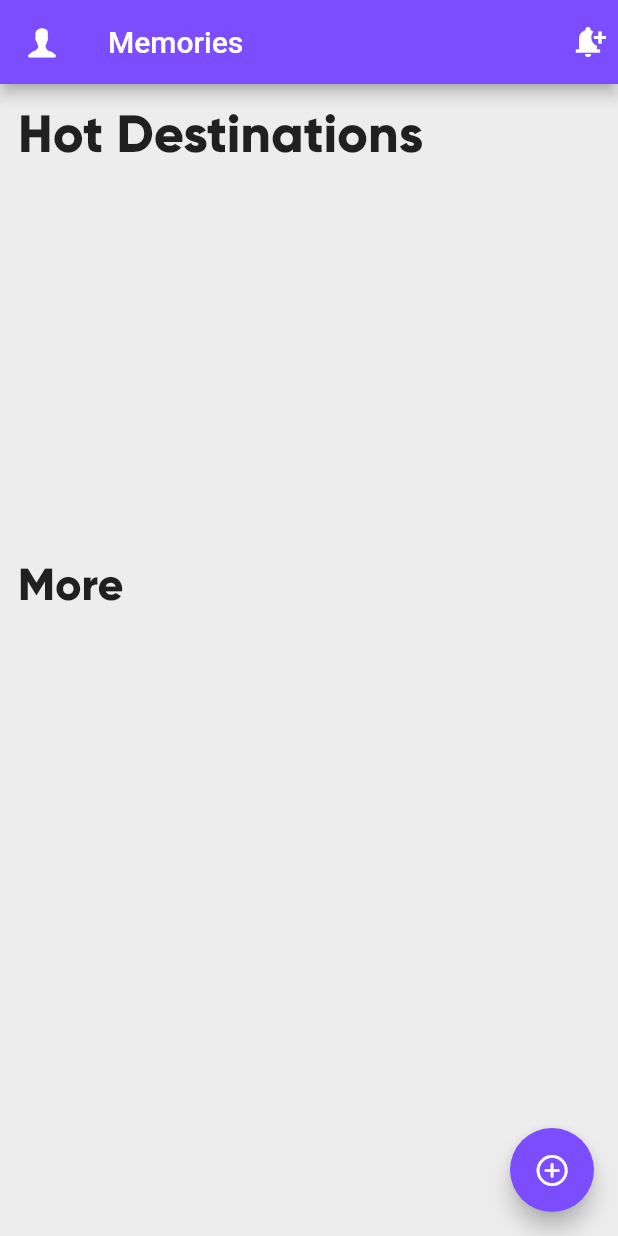
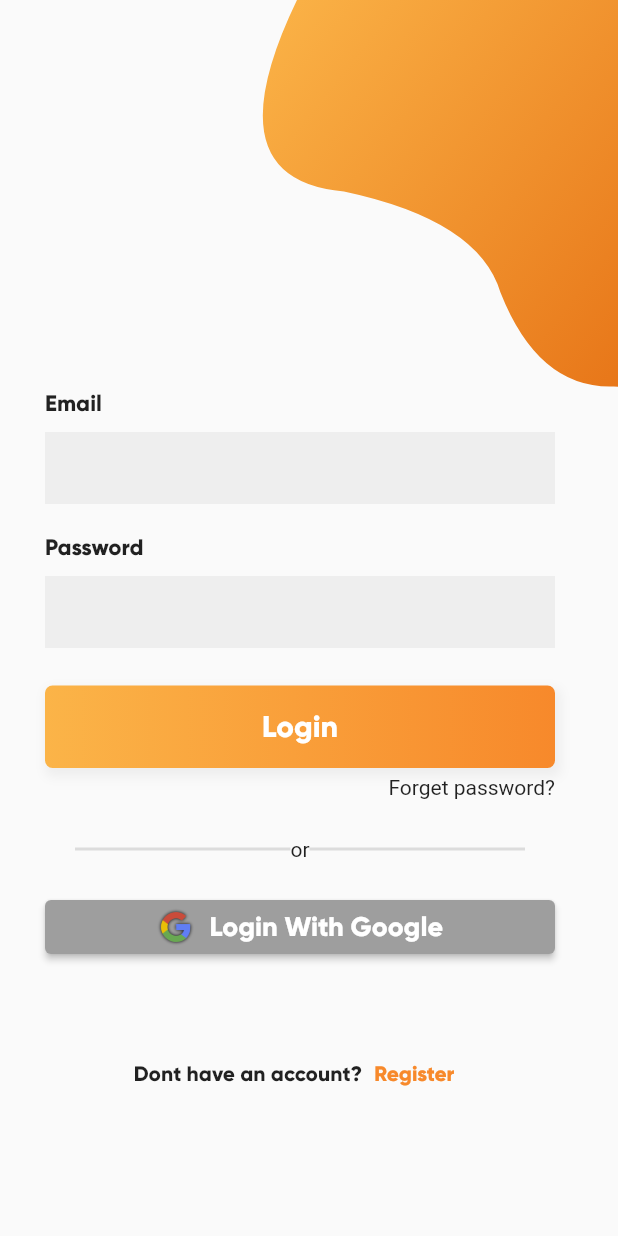
Before and after one commit to Prashant-Dwivedi-08-01/flutter-social-media-app, a Flutter app: the screen it shows after launch, on a phone screen of 412 x 824 dp. Run offline on Flutter 3.47's test engine with Material 2 defaults, Android fonts, the phone set to English and light mode, and no system bars; our stand-ins replace cached_network_image.

Commit message:
Made the Login/Register UI

```diff
--- a/lib/main.dart
+++ b/lib/main.dart
@@ -4,6 +4,7 @@ import 'package:flutter/material.dart';
 import 'package:folder_structure/utils/navigation.dart';
 import 'package:folder_structure/views/home/home_view.dart';
 import 'package:folder_structure/views/home/home_view_model.dart';
+import 'package:folder_structure/views/login/login_view.dart';
 import 'package:folder_structure/views/post/post_view_model.dart';
 import 'package:provider/provider.dart';
 
@@ -24,7 +25,7 @@ class MyApp extends StatelessWidget {
       child: MaterialApp(
         title: "Memories",
         debugShowCheckedModeBanner: false,
-        home: HomeView(),
+        home: LoginView(),
         onGenerateRoute: Navigation.generateRoutes,
       ),
     );
--- a/lib/utils/navigation.dart
+++ b/lib/utils/navigation.dart
@@ -3,16 +3,22 @@
 import 'package:flutter/material.dart';
 import 'package:folder_structure/models/post_model.dart';
 import 'package:folder_structure/views/home/home_view.dart';
+import 'package:folder_structure/views/login/login_view.dart';
 import 'package:folder_structure/views/post/post_view.dart';
+import 'package:folder_structure/views/register/register_view.dart';
 
 class Navigation {
   static Route<dynamic> generateRoutes(RouteSettings settings) {
-    final post = settings.arguments as Post;
     switch (settings.name) {
       case '/':
-        return MaterialPageRoute(builder: (_) => HomeView());
+        return MaterialPageRoute(builder: (_) => LoginView());
       case '/post':
+        final post = settings.arguments as Post;
         return MaterialPageRoute(builder: (context) => PostView(post: post));
+      case '/login':
+        return MaterialPageRoute(builder: (context) => LoginView());
+      case '/register':
+        return MaterialPageRoute(builder: (context) => RegisterView());
       default:
         return MaterialPageRoute(
             builder: (_) => const Center(
--- /dev/null
+++ b/lib/views/login/login_view.dart
@@ -0,0 +1,93 @@
+// ignore_for_file: prefer_const_literals_to_create_immutables, prefer_const_constructors
+
+import 'package:flutter/cupertino.dart';
+import 'package:flutter/material.dart';
+import 'package:folder_structure/widgets/authentication/bezier_container.dart';
+import 'package:folder_structure/widgets/authentication/divider.dart';
+import 'package:folder_structure/widgets/authentication/entry_field.dart';
+import 'package:folder_structure/widgets/authentication/google_login.dart';
+import 'package:folder_structure/widgets/authentication/submit_button.dart';
+import 'package:folder_structure/widgets/authentication/toggle_authentication.dart';
+
+class LoginView extends StatelessWidget {
+  const LoginView({Key? key}) : super(key: key);
+
+  @override
+  Widget build(BuildContext context) {
+    final height = MediaQuery.of(context).size.height;
+    return Scaffold(
+      body: Stack(
+        children: [
+          Positioned(
+            child: BezierContainer(),
+            top: -height * .15,
+            right: -MediaQuery.of(context).size.width * .4,
+          ),
+          Positioned(
+              top: 230,
+              left: 10,
+              right: 0,
+              bottom: 0,
+              child: SingleChildScrollView(
+                child: Container(
+                  padding: EdgeInsets.symmetric(horizontal: 20),
+                  child: Column(
+                    crossAxisAlignment: CrossAxisAlignment.start,
+                    children: [
+                      SizedBox(
+                        height: 30,
+                      ),
+                      EntryField(
+                        title: 'Email',
+                      ),
+                      SizedBox(
+                        height: 20,
+                      ),
+                      EntryField(
+                        title: 'Password',
+                      ),
+                      SizedBox(
+                        height: 25,
+                      ),
+                      SubmitButton(
+                        title: 'Login',
+                      ),
+                      SizedBox(
+                        height: 5,
+                      ),
+                      Container(
+                        width: 340,
+                        child: Row(
+                          mainAxisAlignment: MainAxisAlignment.end,
+                          children: [
+                            InkWell(
+                              onTap: () {},
+                              child: Text('Forget password?'),
+                            )
+                          ],
+                        ),
+                      ),
+                      SizedBox(
+                        height: 25,
+                      ),
+                      CustomAuthDivider(),
+                      SizedBox(
+                        height: 20,
+                      ),
+                      GoogleLogin(),
+                      SizedBox(
+                        height: 50,
+                      ),
+                      ToggleAuthentication(
+                        message: 'Dont have an account?',
+                        functionality: 'Register',
+                      ),
+                    ],
+                  ),
+                ),
+              )),
+        ],
+      ),
+    );
+  }
+}
--- /dev/null
+++ b/lib/views/register/register_view.dart
@@ -0,0 +1,98 @@
+// ignore_for_file: prefer_const_literals_to_create_immutables, prefer_const_constructors
+
+import 'package:flutter/cupertino.dart';
+import 'package:flutter/material.dart';
+import 'package:folder_structure/widgets/authentication/bezier_container.dart';
+import 'package:folder_structure/widgets/authentication/divider.dart';
+import 'package:folder_structure/widgets/authentication/entry_field.dart';
+import 'package:folder_structure/widgets/authentication/google_login.dart';
+import 'package:folder_structure/widgets/authentication/submit_button.dart';
+import 'package:folder_structure/widgets/authentication/toggle_authentication.dart';
+
+class RegisterView extends StatelessWidget {
+  const RegisterView({Key? key}) : super(key: key);
+  @override
+  Widget build(BuildContext context) {
+    final height = MediaQuery.of(context).size.height;
+    return Scaffold(
+      body: Stack(
+        children: [
+          Positioned(
+            child: BezierContainer(),
+            top: -height * .15,
+            right: -MediaQuery.of(context).size.width * .4,
+          ),
+          Positioned(
+              top: 240,
+              left: 10,
+              right: 0,
+              bottom: 0,
+              child: SingleChildScrollView(
+                child: Container(
+                  padding: EdgeInsets.symmetric(horizontal: 20),
+                  child: Column(
+                    crossAxisAlignment: CrossAxisAlignment.start,
+                    children: [
+                      SizedBox(
+                        height: 30,
+                      ),
+                      EntryField(
+                        title: 'First Name',
+                      ),
+                      SizedBox(
+                        height: 20,
+                      ),
+                      EntryField(
+                        title: 'Last Name',
+                      ),
+                      SizedBox(
+                        height: 20,
+                      ),
+                      EntryField(
+                        title: 'Email',
+                      ),
+                      SizedBox(
+                        height: 20,
+                      ),
+                      EntryField(
+                        title: 'Password',
+                      ),
+                      SizedBox(
+                        height: 20,
+                      ),
+                      EntryField(
+                        title: 'Confirm Password',
+                      ),
+                      SizedBox(
+                        height: 25,
+                      ),
+                      SubmitButton(
+                        title: 'Register',
+                      ),
+                      SizedBox(
+                        height: 25,
+                      ),
+                      CustomAuthDivider(),
+                      SizedBox(
+                        height: 20,
+                      ),
+                      GoogleLogin(),
+                      SizedBox(
+                        height: 50,
+                      ),
+                      ToggleAuthentication(
+                        message: 'Already have an account?',
+                        functionality: 'Login',
+                      ),
+                      SizedBox(
+                        height: 20,
+                      )
+                    ],
+                  ),
+                ),
+              )),
+        ],
+      ),
+    );
+  }
+}
--- /dev/null
+++ b/lib/widgets/authentication/bezier_container.dart
@@ -0,0 +1,32 @@
+// ignore_for_file: prefer_const_literals_to_create_immutables, prefer_const_constructors
+
+import 'dart:math';
+
+import 'package:flutter/material.dart';
+import 'package:folder_structure/widgets/authentication/cutom_clipart.dart';
+
+// import 'customClipper.dart';
+
+class BezierContainer extends StatelessWidget {
+  const BezierContainer({Key? key}) : super(key: key);
+
+  @override
+  Widget build(BuildContext context) {
+    return Container(
+        child: Transform.rotate(
+      angle: -pi / 3.5,
+      child: ClipPath(
+        clipper: ClipPainter(),
+        child: Container(
+          height: MediaQuery.of(context).size.height * .5,
+          width: MediaQuery.of(context).size.width,
+          decoration: BoxDecoration(
+              gradient: LinearGradient(
+                  begin: Alignment.topCenter,
+                  end: Alignment.bottomCenter,
+                  colors: [Color(0xfffbb448), Color(0xffe46b10)])),
+        ),
+      ),
+    ));
+  }
+}
--- /dev/null
+++ b/lib/widgets/authentication/cutom_clipart.dart
@@ -0,0 +1,44 @@
+import 'package:flutter/material.dart';
+import 'package:flutter/painting.dart';
+
+class ClipPainter extends CustomClipper<Path> {
+  @override
+  Path getClip(Size size) {
+    var height = size.height;
+    var width = size.width;
+    var path = new Path();
+
+    path.lineTo(0, size.height);
+    path.lineTo(size.width, height);
+    path.lineTo(size.width, 0);
+
+    /// [Top Left corner]
+    var secondControlPoint = Offset(0, 0);
+    var secondEndPoint = Offset(width * .2, height * .3);
+    path.quadraticBezierTo(secondControlPoint.dx, secondControlPoint.dy,
+        secondEndPoint.dx, secondEndPoint.dy);
+
+    /// [Left Middle]
+    var fifthControlPoint = Offset(width * .3, height * .5);
+    var fiftEndPoint = Offset(width * .23, height * .6);
+    path.quadraticBezierTo(fifthControlPoint.dx, fifthControlPoint.dy,
+        fiftEndPoint.dx, fiftEndPoint.dy);
+
+    /// [Bottom Left corner]
+    var thirdControlPoint = Offset(0, height);
+    var thirdEndPoint = Offset(width, height);
+    path.quadraticBezierTo(thirdControlPoint.dx, thirdControlPoint.dy,
+        thirdEndPoint.dx, thirdEndPoint.dy);
+
+    path.lineTo(0, size.height);
+    path.close();
+
+    return path;
+  }
+
+  @override
+  bool shouldReclip(CustomClipper<Path> oldClipper) {
+    // TODO: implement shouldReclip
+    return true;
+  }
+}
--- /dev/null
+++ b/lib/widgets/authentication/divider.dart
@@ -0,0 +1,35 @@
+// ignore_for_file: prefer_const_literals_to_create_immutables, prefer_const_constructors
+
+import 'package:flutter/material.dart';
+
+class CustomAuthDivider extends StatelessWidget {
+  const CustomAuthDivider({Key? key}) : super(key: key);
+
+  @override
+  Widget build(BuildContext context) {
+    return Container(
+      width: 340,
+      child: Row(
+        children: [
+          SizedBox(
+            width: 20,
+          ),
+          Expanded(
+            child: Divider(
+              thickness: 2,
+            ),
+          ),
+          Text('or'),
+          Expanded(
+            child: Divider(
+              thickness: 2,
+            ),
+          ),
+          SizedBox(
+            width: 20,
+          ),
+        ],
+      ),
+    );
+  }
+}
--- /dev/null
+++ b/lib/widgets/authentication/entry_field.dart
@@ -0,0 +1,38 @@
+// ignore_for_file: prefer_const_constructors
+
+import 'package:flutter/material.dart';
+
+class EntryField extends StatelessWidget {
+  String? title;
+  EntryField({Key? key, this.title}) : super(key: key);
+
+  @override
+  Widget build(BuildContext context) {
+    return Container(
+      width: 340,
+      child: Column(
+        crossAxisAlignment: CrossAxisAlignment.start,
+        children: [
+          Text(
+            title!,
+            style: TextStyle(
+                fontWeight: FontWeight.bold,
+                fontFamily: 'Gilroy',
+                fontSize: 15),
+          ),
+          SizedBox(
+            height: 10,
+          ),
+          TextFormField(
+            obscureText: false,
+            decoration: InputDecoration(
+              border: InputBorder.none,
+              fillColor: Colors.grey.shade200, //Color(0xfff3f3f4)
+              filled: true,
+            ),
+          ),
+        ],
+      ),
+    );
+  }
+}
--- /dev/null
+++ b/lib/widgets/authentication/google_login.dart
@@ -0,0 +1,37 @@
+// ignore_for_file: sized_box_for_whitespace, prefer_const_constructors
+
+import 'package:flutter/material.dart';
+
+class GoogleLogin extends StatelessWidget {
+  const GoogleLogin({Key? key}) : super(key: key);
+
+  @override
+  Widget build(BuildContext context) {
+    return Container(
+      width: 340,
+      child: ElevatedButton(
+        onPressed: () {},
+        style: ElevatedButton.styleFrom(primary: Colors.grey.shade500),
+        child: Row(
+          mainAxisAlignment: MainAxisAlignment.center,
+          children: [
+            Image.asset(
+              'assets/images/google_image.png',
+              width: 25,
+            ),
+            SizedBox(
+              width: 10,
+            ),
+            Text(
+              'Login With Google',
+              style: TextStyle(
+                  fontSize: 18,
+                  fontFamily: 'Gilroy',
+                  fontWeight: FontWeight.bold),
+            ),
+          ],
+        ),
+      ),
+    );
+  }
+}
--- /dev/null
+++ b/lib/widgets/authentication/submit_button.dart
@@ -0,0 +1,43 @@
+// ignore_for_file: prefer_const_literals_to_create_immutables, prefer_const_constructors
+
+import 'package:flutter/material.dart';
+
+class SubmitButton extends StatelessWidget {
+  String? title;
+  SubmitButton({Key? key, this.title}) : super(key: key);
+
+  @override
+  Widget build(BuildContext context) {
+    return InkWell(
+      onTap: () {
+        print('Hello Login');
+      },
+      child: Container(
+        width: 340,
+        padding: EdgeInsets.symmetric(vertical: 15),
+        alignment: Alignment.center,
+        decoration: BoxDecoration(
+            borderRadius: BorderRadius.all(Radius.circular(5)),
+            boxShadow: <BoxShadow>[
+              BoxShadow(
+                  color: Colors.grey.shade200,
+                  offset: Offset(2, 4),
+                  blurRadius: 5,
+                  spreadRadius: 2)
+            ],
+            gradient: LinearGradient(
+                begin: Alignment.centerLeft,
+                end: Alignment.centerRight,
+                colors: [Color(0xfffbb448), Color(0xfff7892b)])),
+        child: Text(
+          title!,
+          style: TextStyle(
+              fontSize: 20,
+              fontFamily: 'Gilroy',
+              fontWeight: FontWeight.bold,
+              color: Colors.white),
+        ),
+      ),
+    );
+  }
+}
--- /dev/null
+++ b/lib/widgets/authentication/toggle_authentication.dart
@@ -0,0 +1,38 @@
+// ignore_for_file: prefer_const_constructors
+
+import 'package:flutter/material.dart';
+
+class ToggleAuthentication extends StatelessWidget {
+  String? message;
+  String? functionality;
+  ToggleAuthentication({Key? key, this.message, this.functionality})
+      : super(key: key);
+
+  @override
+  Widget build(BuildContext context) {
+    return Container(
+      width: 340,
+      child: Row(
+        mainAxisAlignment: MainAxisAlignment.center,
+        children: [
+          Text(
+            message!,
+            style: TextStyle(fontFamily: 'Gilroy', fontWeight: FontWeight.bold),
+          ),
+          TextButton(
+            onPressed: () {
+              Navigator.popAndPushNamed(context, '/register');
+            },
+            child: Text(
+              functionality!,
+              style: TextStyle(
+                  color: Color(0xfff7892b),
+                  fontFamily: 'Gilroy',
+                  fontWeight: FontWeight.bold),
+            ),
+          )
+        ],
+      ),
+    );
+  }
+}
--- a/pubspec.yaml
+++ b/pubspec.yaml
@@ -65,8 +65,8 @@ flutter:
   uses-material-design: true
 
   # To add assets to your application, add an assets section, like this:
-  # assets:
-  #   - images/a_dot_burr.jpeg
+  assets:
+    - assets/images/
   #   - images/a_dot_ham.jpeg
 
   # An image asset can refer to one or more resolution-specific "variants", see
```
Also changed, not shown: assets/images/google_image.png (added), assets/images/v_0.0.1.jpeg (renamed from assets/v_0.0.1.jpeg), lib/views/login/loginViewModel.dart (deleted), lib/views/login/login_view_model.dart (added), lib/views/register/register_view_model.dart (added).
